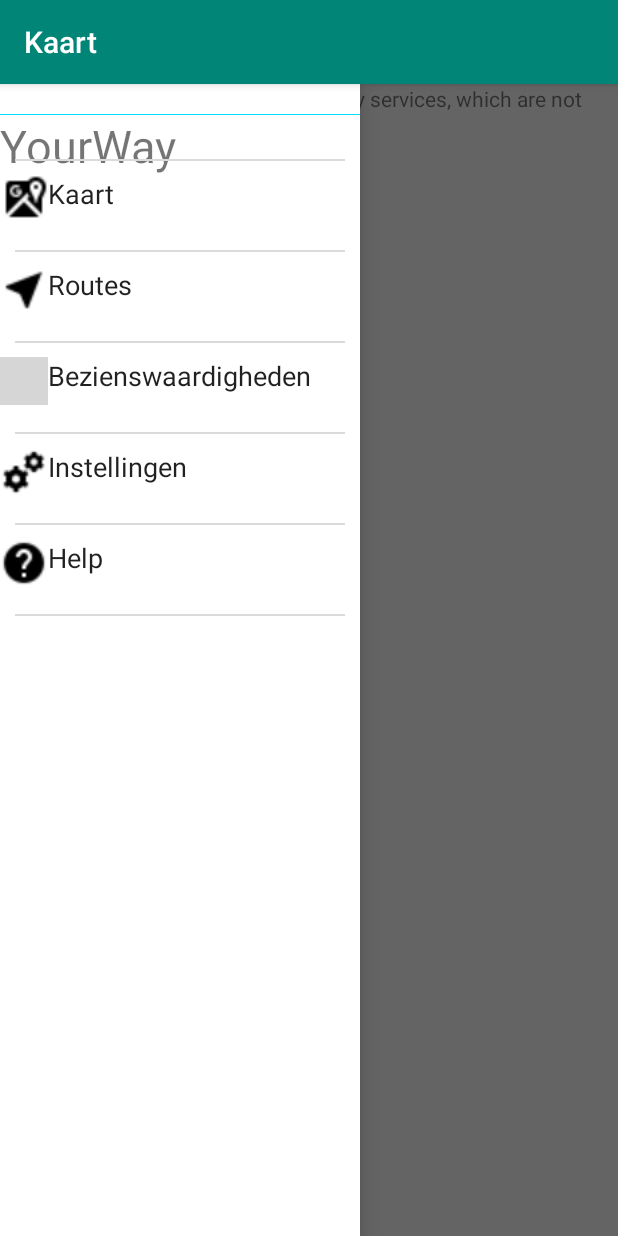
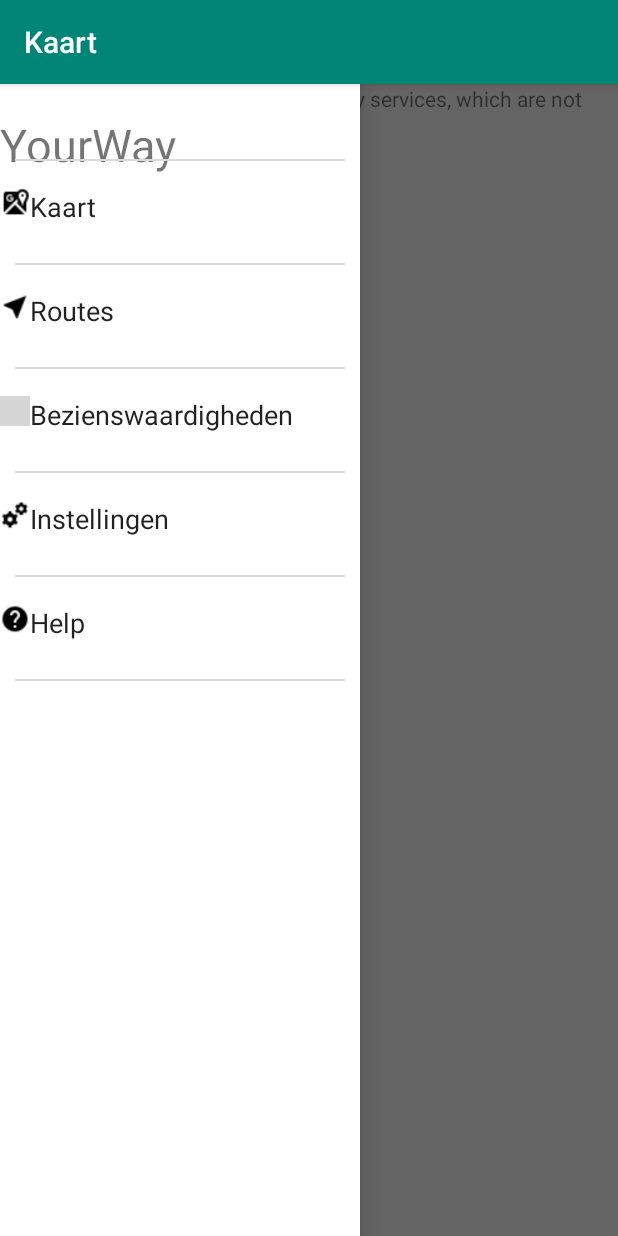
Before and after one commit to dkempen/Avans-Mobile-Guiding-System-YourWay, an Android app: the screen it shows after launch (MainActivity), with the side drawer open, on a phone screen of 412 x 824 dp. Run offline under Robolectric (Android 15) with nearby library versions, the phone set to English and light mode, and no system bars; our stand-ins replace Volley; network calls fail; grey boxes are pictures that could not be loaded.

Commit message:
[Changed[ sizes

```diff
--- a/YourWay/src/main/res/layout/custom_drawer_item.xml
+++ b/YourWay/src/main/res/layout/custom_drawer_item.xml
@@ -7,21 +7,16 @@
     <LinearLayout
         android:id="@+id/headerLayout"
         android:layout_width="fill_parent"
-        android:layout_height="wrap_content"
+        android:layout_height="50dp"
         android:layout_marginTop="20dp"
         android:orientation="vertical">
 
 
-        <ImageView
-            android:id="@+id/imageView"
-            android:layout_width="match_parent"
-            android:layout_height="match_parent"
-            app:srcCompat="@android:color/holo_blue_bright" />
-
         <TextView
             android:id="@+id/textView"
             android:layout_width="match_parent"
-            android:layout_height="wrap_content"
+            android:layout_height="match_parent"
+            android:lineSpacingExtra="36sp"
             android:text="@string/app_name"
             android:textSize="30sp"
             tools:layout_editor_absoluteY="20dp" />
@@ -40,18 +35,18 @@
         <LinearLayout
 
             android:layout_width="fill_parent"
-            android:layout_height="wrap_content"
+            android:layout_height="match_parent"
             android:minHeight="50dp">
 
             <ImageView
                 android:id="@+id/drawer_icon"
-                android:layout_width="32dp"
-                android:layout_height="32dp" />
+                android:layout_width="20dp"
+                android:layout_height="20dp" />
 
             <TextView
                 android:id="@+id/drawer_itemName"
                 android:layout_width="match_parent"
-                android:layout_height="match_parent"
+                android:layout_height="wrap_content"
                 android:textAppearance="?android:attr/textAppearanceLarge"
 
                 android:textSize="18sp" />
```
